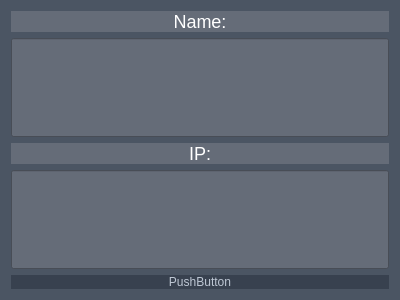
First picture: the form in registrationmodal.ui, repository adsfasdfdsf/client, before the edit.
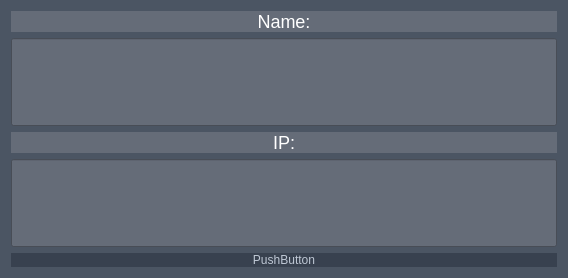
Second picture: the form after the edit.

The edit to the form file:
```diff
--- a/registrationmodal.ui
+++ b/registrationmodal.ui
@@ -6,8 +6,8 @@
    <rect>
     <x>0</x>
     <y>0</y>
-    <width>400</width>
-    <height>300</height>
+    <width>568</width>
+    <height>278</height>
    </rect>
   </property>
   <property name="windowTitle">
@@ -22,7 +22,7 @@
    <item>
     <widget class="QLabel" name="label_2">
      <property name="sizePolicy">
-      <sizepolicy hsizetype="Preferred" vsizetype="Maximum">
+      <sizepolicy hsizetype="Preferred" vsizetype="Fixed">
        <horstretch>0</horstretch>
        <verstretch>0</verstretch>
       </sizepolicy>
@@ -47,7 +47,7 @@
    <item>
     <widget class="QLineEdit" name="nameInput">
      <property name="sizePolicy">
-      <sizepolicy hsizetype="Expanding" vsizetype="Minimum">
+      <sizepolicy hsizetype="Expanding" vsizetype="Expanding">
        <horstretch>0</horstretch>
        <verstretch>0</verstretch>
       </sizepolicy>
@@ -88,7 +88,7 @@
    <item>
     <widget class="QLineEdit" name="ipInput">
      <property name="sizePolicy">
-      <sizepolicy hsizetype="Expanding" vsizetype="Minimum">
+      <sizepolicy hsizetype="Expanding" vsizetype="Expanding">
        <horstretch>0</horstretch>
        <verstretch>0</verstretch>
       </sizepolicy>
```
